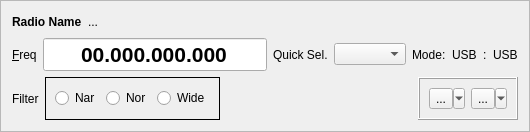
This is mqt/MqtLogger/rigcontrolframe.ui in zsteva/backup-minos2 as Qt 5 draws it before an edit. The edited form follows.
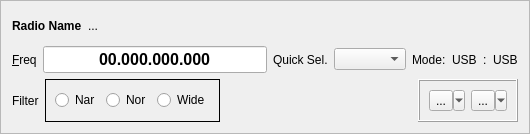
This is the edited form. Custom widgets are drawn as their Qt base class.

```diff
--- a/mqt/MqtLogger/rigcontrolframe.ui
+++ b/mqt/MqtLogger/rigcontrolframe.ui
@@ -7,7 +7,7 @@
     <x>0</x>
     <y>0</y>
     <width>530</width>
-    <height>123</height>
+    <height>134</height>
    </rect>
   </property>
   <property name="minimumSize">
@@ -89,7 +89,7 @@
           <widget class="FreqLineEdit" name="freqInput">
            <property name="font">
             <font>
-             <pointsize>16</pointsize>
+             <pointsize>12</pointsize>
              <weight>75</weight>
              <bold>true</bold>
             </font>
```
